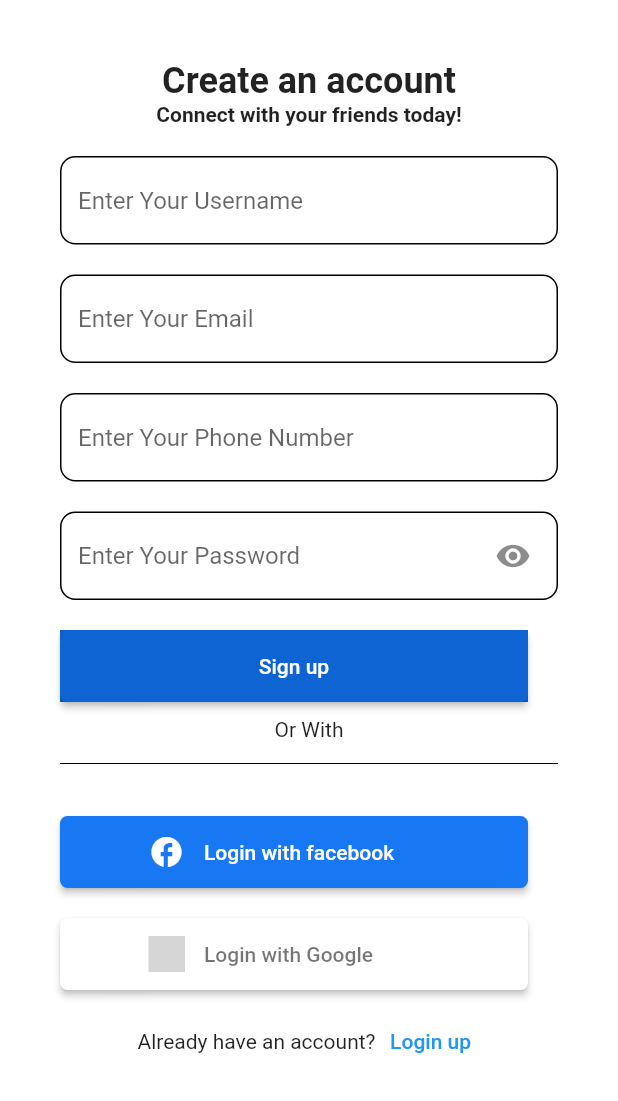
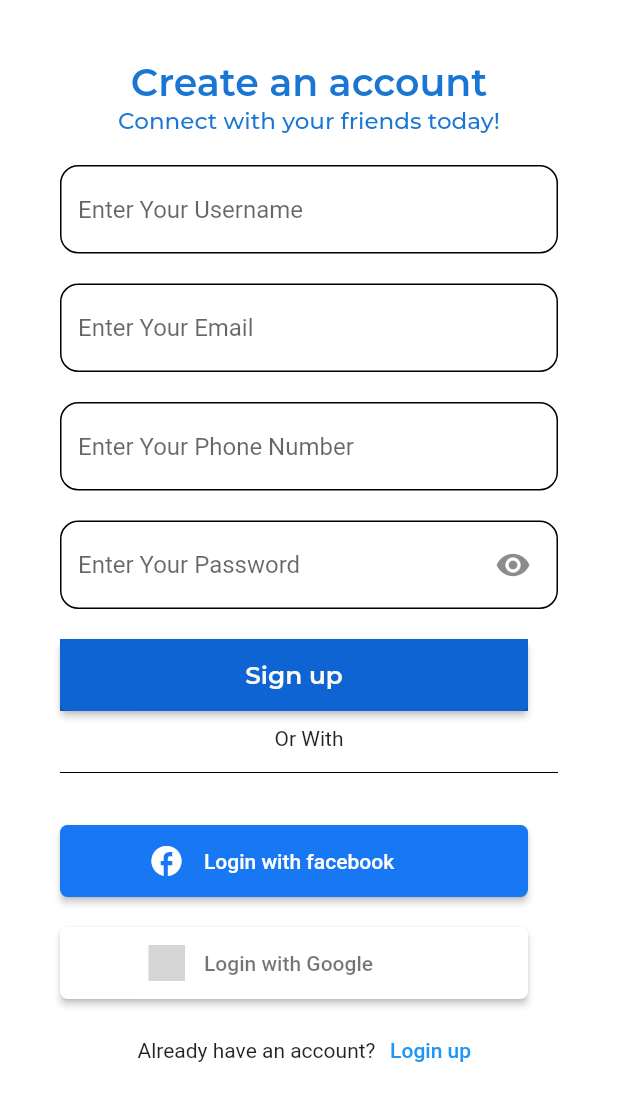
Before and after one commit to nguyendangvu221/library_management_system, a Flutter app: the RegisterScreen screen opened by its route, on a phone screen of 412 x 824 dp. Shown: the top 1101 px of the screen. Run offline on Flutter 3.47's test engine with Material 2 defaults, Android fonts, the phone set to English and light mode, and no system bars; drawn by our look-alikes of sign_in_button; our stand-ins replace firebase_core, flutter_screenutil, get, get_it, hive_flutter and 1 more; missing offline and left inert: dart:ffi; accounts and stored records are empty; network calls fail; grey boxes are pictures that could not be loaded.

```diff
--- a/lib/presentation/journey/register/register_screen.dart
+++ b/lib/presentation/journey/register/register_screen.dart
@@ -4,7 +4,6 @@ import 'package:get/get.dart';
 import 'package:library_management_system/presentation/journey/register/register_controller.dart';
 import 'package:library_management_system/presentation/theme/theme_color.dart';
 import 'package:library_management_system/presentation/theme/theme_text.dart';
-import 'package:library_management_system/presentation/widget/app_touchable.dart';
 import 'package:sign_in_button/sign_in_button.dart';
 
 class RegisterScreen extends GetView<RegisterController> {
@@ -26,27 +25,20 @@ class RegisterScreen extends GetView<RegisterController> {
                   alignment: Alignment.bottomCenter,
                   child: Text(
                     'Create an account',
-                    style: TextStyle(
-                      fontSize: 24,
-                      fontWeight: FontWeight.w700,
-                    ),
+                    style: ThemeText.heading2.blue700,
                   ),
                 ),
                 Container(
                   alignment: Alignment.bottomCenter,
                   child: Text(
                     'Connect with your friends today!',
-                    style: TextStyle(
-                      fontSize: 14,
-                      fontWeight: FontWeight.w600,
-                    ),
+                    style: ThemeText.bodyMedium.blue700,
                   ),
                 ),
                 const SizedBox(
                   height: 20,
                 ),
-                Container(
-                  child: Form(
+                Form(
                   key: controller.loginFormKey1,
                   child: Column(
                     crossAxisAlignment: CrossAxisAlignment.start,
@@ -55,10 +47,10 @@ class RegisterScreen extends GetView<RegisterController> {
                         controller: controller.usernameController1,
                         decoration: InputDecoration(
                           border: OutlineInputBorder(
-                              borderRadius: BorderRadius.circular(10.r),
+                            borderRadius: BorderRadius.circular(12.r),
                           ),
                           enabledBorder: OutlineInputBorder(
-                              borderRadius: BorderRadius.circular(10.r),
+                            borderRadius: BorderRadius.circular(12.r),
                           ),
                           filled: true,
                           fillColor: AppColors.white1,
@@ -78,10 +70,9 @@ class RegisterScreen extends GetView<RegisterController> {
                         controller: controller.emailController1,
                         decoration: InputDecoration(
                           border: OutlineInputBorder(
-                              borderRadius: BorderRadius.circular(10.r),
-                            ),
+                              borderRadius: BorderRadius.circular(12.r)),
                           enabledBorder: OutlineInputBorder(
-                              borderRadius: BorderRadius.circular(10.r),
+                            borderRadius: BorderRadius.circular(12.r),
                           ),
                           filled: true,
                           fillColor: AppColors.white1,
@@ -101,10 +92,10 @@ class RegisterScreen extends GetView<RegisterController> {
                         controller: controller.phonenumberController1,
                         decoration: InputDecoration(
                           border: OutlineInputBorder(
-                              borderRadius: BorderRadius.circular(10.r),
+                            borderRadius: BorderRadius.circular(12.r),
                           ),
                           enabledBorder: OutlineInputBorder(
-                              borderRadius: BorderRadius.circular(10.r),
+                            borderRadius: BorderRadius.circular(12.r),
                           ),
                           filled: true,
                           fillColor: AppColors.white1,
@@ -122,8 +113,7 @@ class RegisterScreen extends GetView<RegisterController> {
                       ),
                       Obx(
                         () => TextFormField(
-                            autovalidateMode:
-                                AutovalidateMode.onUserInteraction,
+                          autovalidateMode: AutovalidateMode.onUserInteraction,
                           validator: (value) {
                             if (value == null ||
                                 value.isEmpty ||
@@ -140,18 +130,18 @@ class RegisterScreen extends GetView<RegisterController> {
                               padding:
                                   const EdgeInsetsDirectional.only(end: 12),
                               icon: controller.isPasswordHidden1.value
-                                    ? Icon(Icons.visibility)
-                                    : Icon(Icons.visibility_off),
+                                  ? const Icon(Icons.visibility)
+                                  : const Icon(Icons.visibility_off),
                               onPressed: () {
                                 controller.isPasswordHidden1.value =
                                     !controller.isPasswordHidden1.value;
                               },
                             ),
                             border: OutlineInputBorder(
-                                borderRadius: BorderRadius.circular(10.r),
+                              borderRadius: BorderRadius.circular(12.r),
                             ),
                             enabledBorder: OutlineInputBorder(
-                                borderRadius: BorderRadius.circular(10.r),
+                              borderRadius: BorderRadius.circular(12.r),
                             ),
                             filled: true,
                             fillColor: AppColors.white1,
@@ -167,13 +157,16 @@ class RegisterScreen extends GetView<RegisterController> {
                         color: AppColors.bluef,
                         child: ElevatedButton(
                           style: ElevatedButton.styleFrom(
-                               backgroundColor:AppColors.bluef ,
+                            backgroundColor: AppColors.bluef,
                             shape: RoundedRectangleBorder(
                               borderRadius: BorderRadius.circular(5.0),
                             ),
                           ),
                           onPressed: controller.login1,
-                            child: Text('Sign up'),
+                          child: Text(
+                            'Sign up',
+                            style: ThemeText.bodySemibold.s15.bianca,
+                          ),
                         ),
                       ),
                       const SizedBox(
@@ -181,18 +174,19 @@ class RegisterScreen extends GetView<RegisterController> {
                       ),
                       Container(
                         alignment: Alignment.center,
-                            child: Text(
+                        child: const Text(
                           'Or With',
                           textAlign: TextAlign.center,
-                            )),
-                        Divider(
+                        ),
+                      ),
+                      const Divider(
                         color: AppColors.black,
                         height: 30,
                       ),
                       const SizedBox(
                         height: 20,
                       ),
-                        Container(
+                      SizedBox(
                         width: 312,
                         height: 48,
                         child: SignInButtonBuilder(
@@ -208,7 +202,7 @@ class RegisterScreen extends GetView<RegisterController> {
                       const SizedBox(
                         height: 20,
                       ),
-                        Container(
+                      SizedBox(
                         width: 312,
                         height: 48,
                         child: SignInButton(
@@ -221,24 +215,23 @@ class RegisterScreen extends GetView<RegisterController> {
                         ),
                       ),
                       SizedBox(
-                          height: 10,
+                        height: 10.h,
                       ),
                       Row(
                         mainAxisAlignment: MainAxisAlignment.center,
                         children: [
-                            Text("Already have an account? ",
+                          const Text("Already have an account? ",
                               textAlign: TextAlign.center),
                           TextButton(
-                                onPressed: () =>
-                                    Get.put(const RegisterScreen()),
+                            onPressed: () => Get.put(const RegisterScreen()),
                             child: Text(
                               'Login up',
                               textAlign: TextAlign.center,
-                                )),
+                            ),
+                          ),
                         ],
                       ),
                     ],
-                    ),
                   ),
                 )
               ],
--- a/lib/presentation/journey/search/search_screen.dart
+++ b/lib/presentation/journey/search/search_screen.dart
@@ -11,7 +11,7 @@ class SearchScreen extends GetView<SearchController> {
   @override
   Widget build(BuildContext context) {
     return Scaffold(
-      backgroundColor: AppColors.white,
+      backgroundColor: AppColors.backgroundColor,
       body: Padding(
         padding: EdgeInsets.only(
           left: 16.sp,
--- a/lib/presentation/journey/splash/splash_controller.dart
+++ b/lib/presentation/journey/splash/splash_controller.dart
@@ -6,7 +6,7 @@ class SplashController extends GetxController {
   void onReady() {
     super.onReady();
     Future.delayed(const Duration(seconds: 1)).then((value) {
-      Get.offAllNamed(AppRoutes.register);
+      Get.offAllNamed(AppRoutes.main);
     });
   }
 }
--- a/lib/presentation/journey/splash/splash_page.dart
+++ b/lib/presentation/journey/splash/splash_page.dart
@@ -10,7 +10,7 @@ class SplashScreen extends GetView<SplashController> {
   @override
   Widget build(BuildContext context) {
     return Material(
-      color: AppColors.backgroundColor,
+      color: AppColors.background,
       child: Center(
         child: Text(
           'Library Management System',
--- a/lib/presentation/journey/user/user_screen.dart
+++ b/lib/presentation/journey/user/user_screen.dart
@@ -3,8 +3,7 @@ import 'package:flutter_screenutil/flutter_screenutil.dart';
 import 'package:get/get.dart';
 import 'package:library_management_system/presentation/journey/user/user_controller.dart';
 import 'package:library_management_system/presentation/theme/theme_color.dart';
-//import 'package:library_management_system/presentation/theme/theme_text.dart';
-import 'package:library_management_system/presentation/widget/app_touchable.dart';
+import 'package:library_management_system/presentation/theme/theme_text.dart';
 
 class UserScreen extends GetView<UserController> {
   const UserScreen({super.key});
--- a/pubspec.yaml
+++ b/pubspec.yaml
@@ -54,6 +54,9 @@ dependencies:
   flutter_gen_runner: ^5.3.1
   flutter_gen: ^5.3.1
   sign_in_button: ^3.0.0
+  path_provider: ^2.0.15
+  json_annotation: ^4.8.1
+  json_serializable: ^6.7.0
 
 dev_dependencies:
   flutter_test:
```
Also changed, not shown: lib/common/config/database/hive_config.dart (added, +13 -0 lines), lib/common/config/database/hive_type_constants.dart (added, +7 -0 lines), lib/domain/models/hive_document.dart (added, +48 -0 lines), lib/presentation/journey/home/home_controller.dart (+59 -0 lines), lib/presentation/journey/home/home_screen.dart (+44 -24 lines), lib/presentation/journey/register/register_controller.dart (+20 -12 lines), pubspec.lock. Lines whose indentation alone changed are shown as unchanged.
